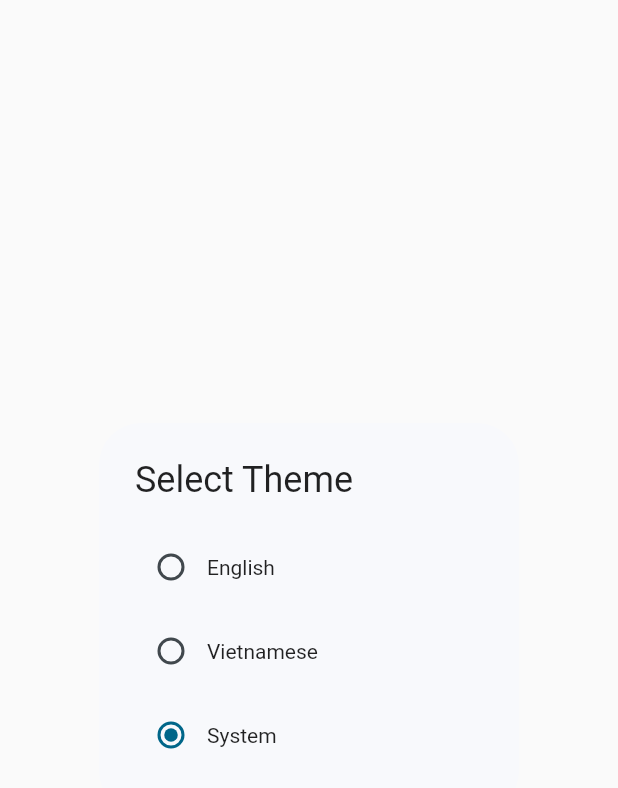
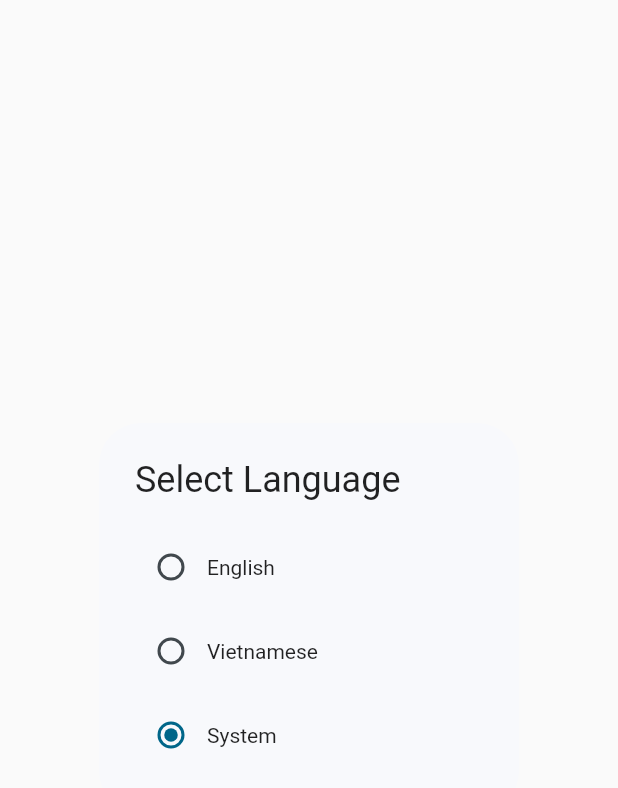
Before and after one commit to quangnhat22/cs_video_call_app, a Flutter app: the EditLanguageDialog widget shown alone on an empty page, opened directly, on a phone screen of 412 x 824 dp. Shown: the top 788 px of the screen. Run offline on Flutter 3.47's test engine with Material 2 defaults, Android fonts, the phone set to English and light mode, and no system bars; our stand-ins replace cached_network_image, device_info_plus, dio, equatable, firebase_auth, firebase_core and 8 more; missing offline and left inert: avatar_stack; accounts and stored records are empty; generated files the repository leaves out were written again.

Commit message:
fix bug lang

```diff
--- a/lib/core/langs/app_en.arb
+++ b/lib/core/langs/app_en.arb
@@ -78,5 +78,6 @@
   "full_name": "Full name",
   "phone_number": "Phone number",
   "bio": "Bio",
-  "select_theme": "Select Theme"
+  "select_theme": "Select Theme",
+  "select_language": "Select Language"
 }
--- a/lib/core/langs/app_vi.arb
+++ b/lib/core/langs/app_vi.arb
@@ -78,5 +78,6 @@
   "full_name": "Họ và tên",
   "phone_number": "Số điện thoại",
   "bio": "Giới thiệu bản thân",
-  "select_theme": "Thay đổi chủ đề"
+  "select_theme": "Thay đổi chủ đề",
+  "select_language": "Thay đổi ngôn ngữ"
 }
--- a/lib/presentation/setting/edit_language/views/edit_language_dialog.dart
+++ b/lib/presentation/setting/edit_language/views/edit_language_dialog.dart
@@ -26,7 +26,7 @@ class EditLanguageDialog extends StatelessWidget {
     return BlocBuilder<EditLanguageCubit, EditLanguageState>(
       builder: (context, state) {
         return AlertDialog(
-          title: Text(AppLocalizations.of(context)!.select_theme),
+          title: Text(AppLocalizations.of(context)!.select_language),
           content: Column(
             mainAxisSize: MainAxisSize.min,
             children: <Widget>[
```
